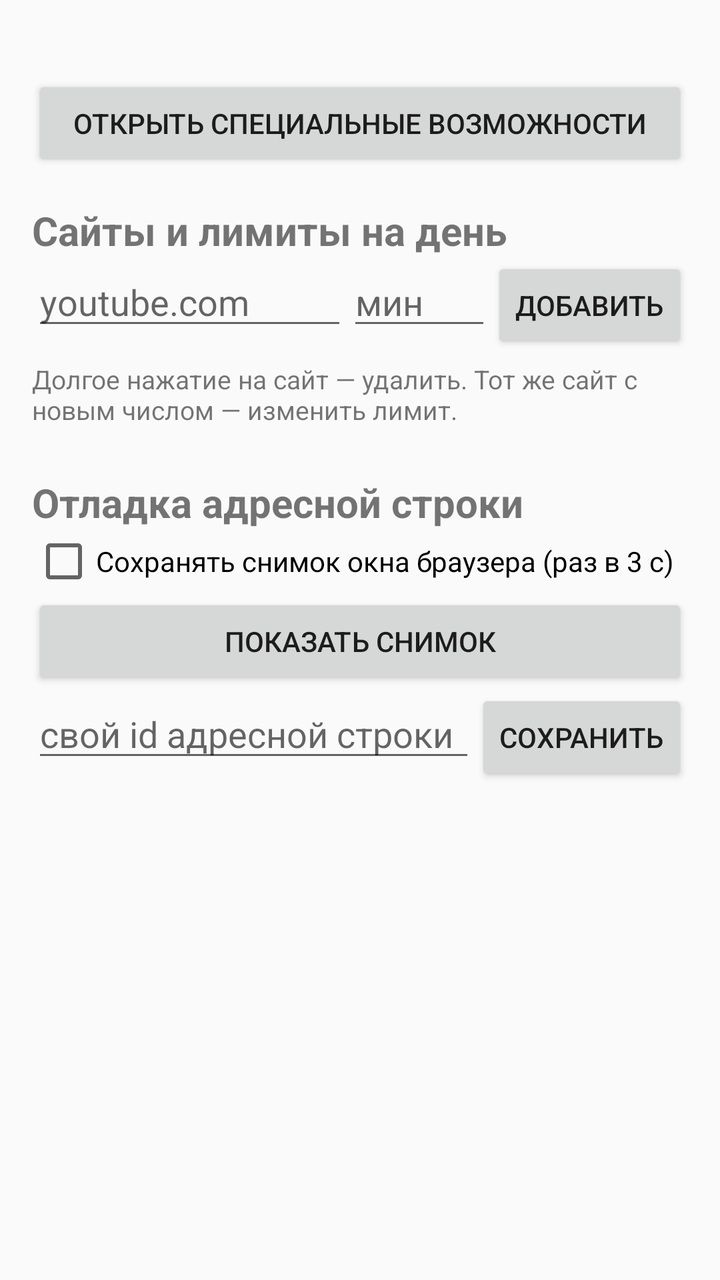
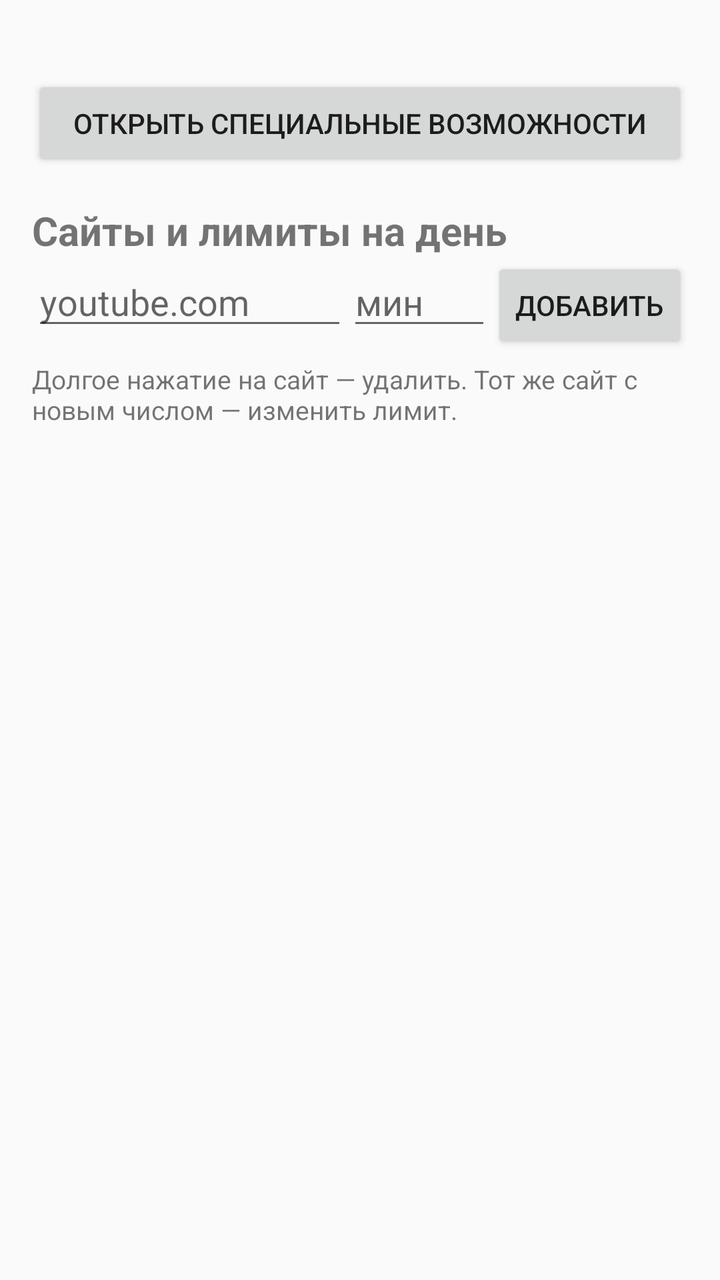

An Android layout rendered at two revisions. The XML below is the earlier revision; the diff shows what the commit changed to produce the second picture.
<!-- AndroidManifest.xml: application theme android:Theme.Material.Light.DarkActionBar -->
<!-- res/layout/activity_main.xml -->
<?xml version="1.0" encoding="utf-8"?>
<ScrollView xmlns:android="http://schemas.android.com/apk/res/android"
    android:layout_width="match_parent"
    android:layout_height="match_parent"
    android:fitsSystemWindows="true">

    <LinearLayout
        android:layout_width="match_parent"
        android:layout_height="wrap_content"
        android:orientation="vertical"
        android:padding="16dp">

        <TextView
            android:id="@+id/statusText"
            android:layout_width="match_parent"
            android:layout_height="wrap_content"
            android:textSize="16sp" />

        <Button
            android:id="@+id/btnAccessibility"
            android:layout_width="match_parent"
            android:layout_height="wrap_content"
            android:text="Открыть Специальные возможности" />

        <TextView
            android:layout_width="match_parent"
            android:layout_height="wrap_content"
            android:layout_marginTop="16dp"
            android:text="Сайты и лимиты на день"
            android:textSize="20sp"
            android:textStyle="bold" />

        <LinearLayout
            android:layout_width="match_parent"
            android:layout_height="wrap_content"
            android:orientation="horizontal">

            <EditText
                android:id="@+id/inputDomain"
                android:layout_width="0dp"
                android:layout_height="wrap_content"
                android:layout_weight="1"
                android:hint="youtube.com"
                android:importantForAutofill="no"
                android:inputType="textUri" />

            <EditText
                android:id="@+id/inputMinutes"
                android:layout_width="72dp"
                android:layout_height="wrap_content"
                android:hint="мин"
                android:importantForAutofill="no"
                android:inputType="number"
                android:maxLength="4" />

            <Button
                android:id="@+id/btnAdd"
                android:layout_width="wrap_content"
                android:layout_height="wrap_content"
                android:text="Добавить" />
        </LinearLayout>

        <LinearLayout
            android:id="@+id/listContainer"
            android:layout_width="match_parent"
            android:layout_height="wrap_content"
            android:orientation="vertical" />

        <TextView
            android:layout_width="match_parent"
            android:layout_height="wrap_content"
            android:layout_marginTop="4dp"
            android:text="Долгое нажатие на сайт — удалить. Тот же сайт с новым числом — изменить лимит."
            android:textSize="13sp" />

        <TextView
            android:layout_width="match_parent"
            android:layout_height="wrap_content"
            android:layout_marginTop="24dp"
            android:text="Отладка адресной строки"
            android:textSize="20sp"
            android:textStyle="bold" />

        <CheckBox
            android:id="@+id/checkDebug"
            android:layout_width="match_parent"
            android:layout_height="wrap_content"
            android:text="Сохранять снимок окна браузера (раз в 3 с)" />

        <Button
            android:id="@+id/btnShowDump"
            android:layout_width="match_parent"
            android:layout_height="wrap_content"
            android:text="Показать снимок" />

        <LinearLayout
            android:layout_width="match_parent"
            android:layout_height="wrap_content"
            android:orientation="horizontal">

            <EditText
                android:id="@+id/inputCustomId"
                android:layout_width="0dp"
                android:layout_height="wrap_content"
                android:layout_weight="1"
                android:hint="свой id адресной строки"
                android:importantForAutofill="no"
                android:inputType="text" />

            <Button
                android:id="@+id/btnSaveId"
                android:layout_width="wrap_content"
                android:layout_height="wrap_content"
                android:text="Сохранить" />
        </LinearLayout>

        <TextView
            android:id="@+id/versionText"
            android:layout_width="match_parent"
            android:layout_height="wrap_content"
            android:layout_marginTop="24dp"
            android:textSize="12sp" />
    </LinearLayout>
</ScrollView>
<!-- resources referenced by this layout -->
<resources>

</resources>

<!-- the commit's change to res/layout/activity_main.xml (unified diff, before → after) -->
@@ -74,47 +74,6 @@
             android:textSize="13sp" />
 
         <TextView
-            android:layout_width="match_parent"
-            android:layout_height="wrap_content"
-            android:layout_marginTop="24dp"
-            android:text="Отладка адресной строки"
-            android:textSize="20sp"
-            android:textStyle="bold" />
-
-        <CheckBox
-            android:id="@+id/checkDebug"
-            android:layout_width="match_parent"
-            android:layout_height="wrap_content"
-            android:text="Сохранять снимок окна браузера (раз в 3 с)" />
-
-        <Button
-            android:id="@+id/btnShowDump"
-            android:layout_width="match_parent"
-            android:layout_height="wrap_content"
-            android:text="Показать снимок" />
-
-        <LinearLayout
-            android:layout_width="match_parent"
-            android:layout_height="wrap_content"
-            android:orientation="horizontal">
-
-            <EditText
-                android:id="@+id/inputCustomId"
-                android:layout_width="0dp"
-                android:layout_height="wrap_content"
-                android:layout_weight="1"
-                android:hint="свой id адресной строки"
-                android:importantForAutofill="no"
-                android:inputType="text" />
-
-            <Button
-                android:id="@+id/btnSaveId"
-                android:layout_width="wrap_content"
-                android:layout_height="wrap_content"
-                android:text="Сохранить" />
-        </LinearLayout>
-
-        <TextView
             android:id="@+id/versionText"
             android:layout_width="match_parent"
             android:layout_height="wrap_content"
